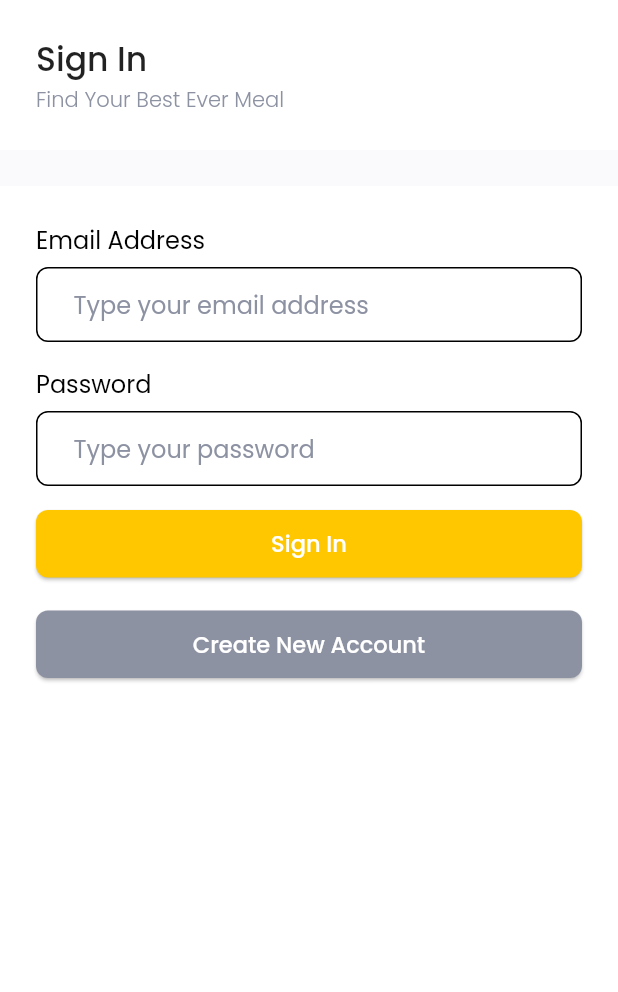
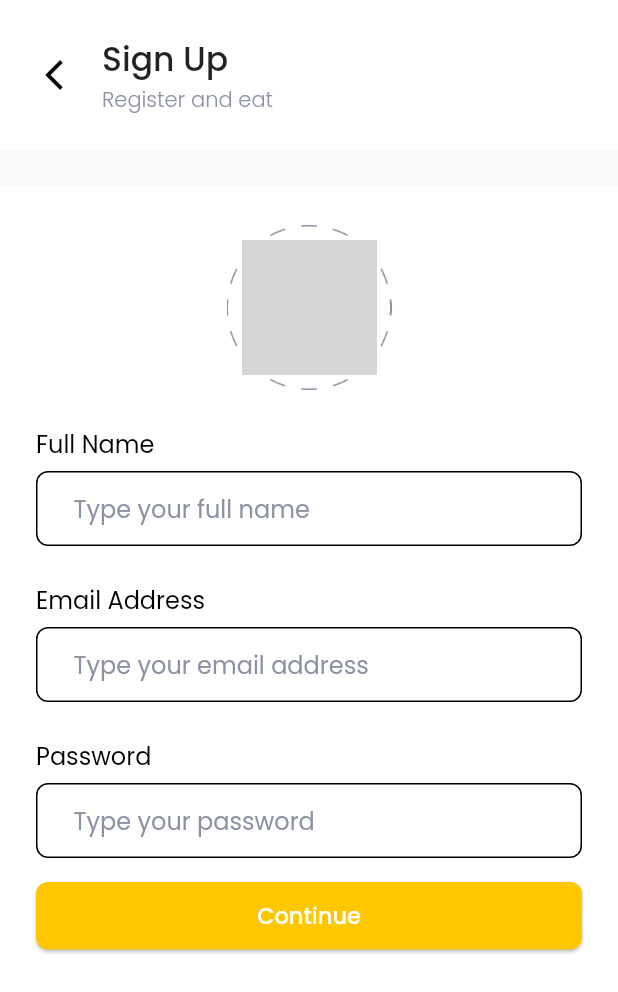
Before and after one commit to farisqadr/foodiez_app, a Flutter app: the screen it shows after launch, after a tap on "Create New Account", on a phone screen of 412 x 824 dp. Shown: the top 992 px of the screen. Run offline on Flutter 3.47's test engine with Material 2 defaults, Android fonts, the light colour scheme and no system bars; our stand-ins replace flutter_spinkit, get, google_fonts, supercharged; network calls fail; grey boxes are pictures that could not be loaded.

Commit message:
Sign Up Page with Getx Navigation

```diff
--- a/lib/main.dart
+++ b/lib/main.dart
@@ -1,5 +1,6 @@
 import 'package:flutter/material.dart';
 import 'package:foodiez_app/ui/pages/pages.dart';
+import 'package:get/get.dart';
 
 void main() {
   runApp(const MyApp());
@@ -10,7 +11,7 @@ class MyApp extends StatelessWidget {
 
   @override
   Widget build(BuildContext context) {
-    return MaterialApp(
+    return GetMaterialApp(
       debugShowCheckedModeBanner: false,
       home: SignInPage(),
     );
--- a/lib/ui/pages/general_page.dart
+++ b/lib/ui/pages/general_page.dart
@@ -39,7 +39,13 @@ class GeneralPage extends StatelessWidget {
                       color: Colors.white,
                       child: Row(children: [
                         onBackButtonPressed != null
-                            ? Container(
+                            ? GestureDetector(
+                                onTap: () {
+                                  if (onBackButtonPressed != null) {
+                                    onBackButtonPressed();
+                                  }
+                                },
+                                child: Container(
                                   width: 24,
                                   height: 24,
                                   margin: EdgeInsets.only(right: 20),
@@ -47,6 +53,7 @@ class GeneralPage extends StatelessWidget {
                                       image: DecorationImage(
                                           image: AssetImage(
                                               'assets/back_arrow.png'))),
+                                ),
                               )
                             : SizedBox(),
                         Column(
--- a/lib/ui/pages/pages.dart
+++ b/lib/ui/pages/pages.dart
@@ -5,6 +5,8 @@ import 'package:foodiez_app/main.dart';
 import 'package:foodiez_app/shared/shared.dart';
 import 'package:google_fonts/google_fonts.dart';
 import 'package:supercharged/supercharged.dart';
+import 'package:get/get.dart';
 
 part 'general_page.dart';
 part 'sign_in_page.dart';
+part 'sign_up_page.dart';
--- a/lib/ui/pages/sign_in_page.dart
+++ b/lib/ui/pages/sign_in_page.dart
@@ -58,6 +58,7 @@ class _SignInPageState extends State<SignInPage> {
                 border: Border.all(color: Colors.black)),
             padding: EdgeInsets.symmetric(horizontal: defaultMargin),
             child: TextField(
+              obscureText: true,
               controller: passwordController,
               decoration: InputDecoration(
                   border: InputBorder.none,
@@ -105,7 +106,9 @@ class _SignInPageState extends State<SignInPage> {
                         elevation: 1,
                         shape: RoundedRectangleBorder(
                             borderRadius: BorderRadius.circular(8))),
-                    onPressed: () {},
+                    onPressed: () {
+                      Get.to(SignUpPage());
+                    },
                     child: Text(
                       'Create New Account',
                       style: GoogleFonts.poppins(
--- /dev/null
+++ b/lib/ui/pages/sign_up_page.dart
@@ -0,0 +1,137 @@
+part of 'pages.dart';
+
+class SignUpPage extends StatefulWidget {
+  const SignUpPage({Key key}) : super(key: key);
+
+  @override
+  State<SignUpPage> createState() => _SignUpPageState();
+}
+
+class _SignUpPageState extends State<SignUpPage> {
+  @override
+  Widget build(BuildContext context) {
+    TextEditingController emailController = TextEditingController();
+    TextEditingController passwordController = TextEditingController();
+    TextEditingController nameController = TextEditingController();
+    bool isLoading = false;
+
+    return GeneralPage(
+      title: "Sign Up",
+      subtitle: "Register and eat",
+      onBackButtonPressed: () {
+        Get.back();
+      },
+      child: Column(
+        children: [
+          Container(
+            width: 110,
+            height: 110,
+            margin: EdgeInsets.only(top: 26),
+            padding: EdgeInsets.all(10),
+            decoration: BoxDecoration(
+                image: DecorationImage(
+                    image: AssetImage('assets/photo_border.png'))),
+            child: Container(
+              decoration: BoxDecoration(
+                  shape: BoxShape.circle,
+                  image: DecorationImage(
+                      image: NetworkImage(
+                          'https://i1.sndcdn.com/avatars-000145577075-3sufgq-t500x500.jpg'),
+                      fit: BoxFit.cover)),
+            ),
+          ),
+          Container(
+            width: double.infinity,
+            margin: EdgeInsets.fromLTRB(defaultMargin, 24, defaultMargin, 6),
+            child: Text(
+              'Full Name',
+              style: blackFontStyle2,
+            ),
+          ),
+          Container(
+            width: double.infinity,
+            margin: EdgeInsets.symmetric(horizontal: defaultMargin),
+            decoration: BoxDecoration(
+                borderRadius: BorderRadius.circular(8),
+                border: Border.all(color: Colors.black)),
+            padding: EdgeInsets.symmetric(horizontal: defaultMargin),
+            child: TextField(
+              controller: nameController,
+              decoration: InputDecoration(
+                  border: InputBorder.none,
+                  hintStyle: grayFontStyle,
+                  hintText: "Type your full name"),
+            ),
+          ),
+          Container(
+            width: double.infinity,
+            margin: EdgeInsets.fromLTRB(defaultMargin, 24, defaultMargin, 6),
+            child: Text(
+              'Email Address',
+              style: blackFontStyle2,
+            ),
+          ),
+          Container(
+            width: double.infinity,
+            margin: EdgeInsets.symmetric(horizontal: defaultMargin),
+            decoration: BoxDecoration(
+                borderRadius: BorderRadius.circular(8),
+                border: Border.all(color: Colors.black)),
+            padding: EdgeInsets.symmetric(horizontal: defaultMargin),
+            child: TextField(
+              controller: emailController,
+              decoration: InputDecoration(
+                  border: InputBorder.none,
+                  hintStyle: grayFontStyle,
+                  hintText: "Type your email address"),
+            ),
+          ),
+          Container(
+            width: double.infinity,
+            margin: EdgeInsets.fromLTRB(defaultMargin, 24, defaultMargin, 6),
+            child: Text(
+              'Password',
+              style: blackFontStyle2,
+            ),
+          ),
+          Container(
+            width: double.infinity,
+            margin: EdgeInsets.symmetric(horizontal: defaultMargin),
+            decoration: BoxDecoration(
+                borderRadius: BorderRadius.circular(8),
+                border: Border.all(color: Colors.black)),
+            padding: EdgeInsets.symmetric(horizontal: defaultMargin),
+            child: TextField(
+              obscureText: true,
+              controller: passwordController,
+              decoration: InputDecoration(
+                  border: InputBorder.none,
+                  hintStyle: grayFontStyle,
+                  hintText: "Type your password"),
+            ),
+          ),
+          Container(
+            width: double.infinity,
+            margin: EdgeInsets.fromLTRB(defaultMargin, 16, defaultMargin, 6),
+            height: 45,
+            child: ElevatedButton(
+              style: ElevatedButton.styleFrom(
+                  backgroundColor: mainColor,
+                  elevation: 1,
+                  shape: RoundedRectangleBorder(
+                      borderRadius: BorderRadius.circular(8))),
+              onPressed: () {},
+              child: Text(
+                'Continue',
+                style: GoogleFonts.poppins(
+                    color: Colors.white,
+                    fontSize: 15,
+                    fontWeight: FontWeight.w500),
+              ),
+            ),
+          ),
+        ],
+      ),
+    );
+  }
+}
--- a/pubspec.yaml
+++ b/pubspec.yaml
@@ -36,6 +36,7 @@ dependencies:
   flutter_spinkit: ^4.1.2+1
   google_fonts: ^1.1.0
   supercharged: ^1.10.0
+  get: ^3.4.6
 
 dev_dependencies:
   flutter_lints: ^2.0.0
```
Also changed, not shown: pubspec.lock. Lines whose indentation alone changed are shown as unchanged.
